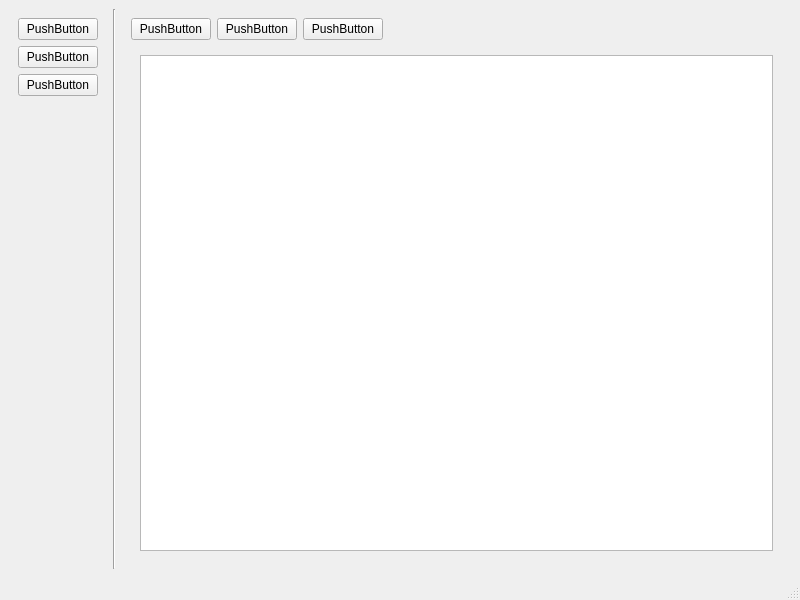
Before: the Qt Designer form test.ui in BinarMorker/GP2, drawn with Qt 5.
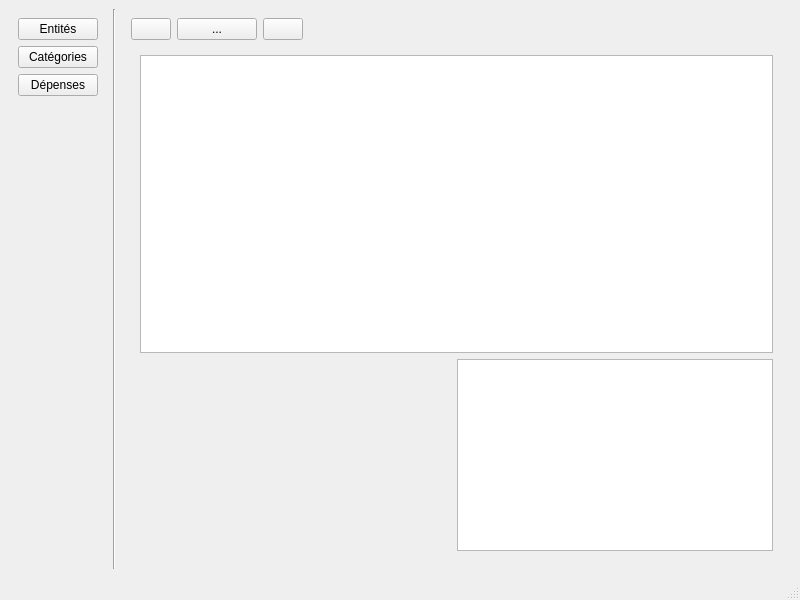
After: the same form once the commit is applied. Icons and pictures are not drawn.

What changed in the file:
```diff
--- a/test.ui
+++ b/test.ui
@@ -21,21 +21,21 @@
        <item>
         <widget class="QPushButton" name="pushButton_5">
          <property name="text">
-          <string>PushButton</string>
+          <string>Entités</string>
          </property>
         </widget>
        </item>
        <item>
         <widget class="QPushButton" name="pushButton_4">
          <property name="text">
-          <string>PushButton</string>
+          <string>Catégories</string>
          </property>
         </widget>
        </item>
        <item>
         <widget class="QPushButton" name="pushButton_3">
          <property name="text">
-          <string>PushButton</string>
+          <string>Dépenses</string>
          </property>
         </widget>
        </item>
@@ -71,10 +71,7 @@
           <enum>QLayout::SetMinimumSize</enum>
          </property>
          <item>
-          <widget class="QPushButton" name="pushButton_2">
-           <property name="text">
-            <string>PushButton</string>
-           </property>
+          <widget class="QPushButton" name="boutonAjouter">
            <property name="icon">
             <iconset>
              <normaloff>images/list-add.svg</normaloff>images/list-add.svg</iconset>
@@ -84,15 +81,12 @@
          <item>
           <widget class="QPushButton" name="pushButton">
            <property name="text">
-            <string>PushButton</string>
+            <string>...</string>
            </property>
           </widget>
          </item>
          <item>
-          <widget class="QPushButton" name="pushButton_6">
-           <property name="text">
-            <string>PushButton</string>
-           </property>
+          <widget class="QPushButton" name="boutonRetirer">
            <property name="icon">
             <iconset>
              <normaloff>images/list-remove.svg</normaloff>images/list-remove.svg</iconset>
@@ -124,7 +118,34 @@
          </property>
          <layout class="QVBoxLayout" name="verticalLayout_3">
           <item>
-           <widget class="QTableView" name="tableView"/>
+           <widget class="QTableView" name="tableau"/>
+          </item>
+          <item>
+           <layout class="QHBoxLayout" name="horizontalLayout_3">
+            <item>
+             <spacer name="horizontalSpacer_2">
+              <property name="orientation">
+               <enum>Qt::Horizontal</enum>
+              </property>
+              <property name="sizeHint" stdset="0">
+               <size>
+                <width>40</width>
+                <height>20</height>
+               </size>
+              </property>
+             </spacer>
+            </item>
+            <item>
+             <widget class="QListWidget" name="listWidget">
+              <property name="sizePolicy">
+               <sizepolicy hsizetype="Expanding" vsizetype="Minimum">
+                <horstretch>0</horstretch>
+                <verstretch>0</verstretch>
+               </sizepolicy>
+              </property>
+             </widget>
+            </item>
+           </layout>
           </item>
          </layout>
         </widget>
```
